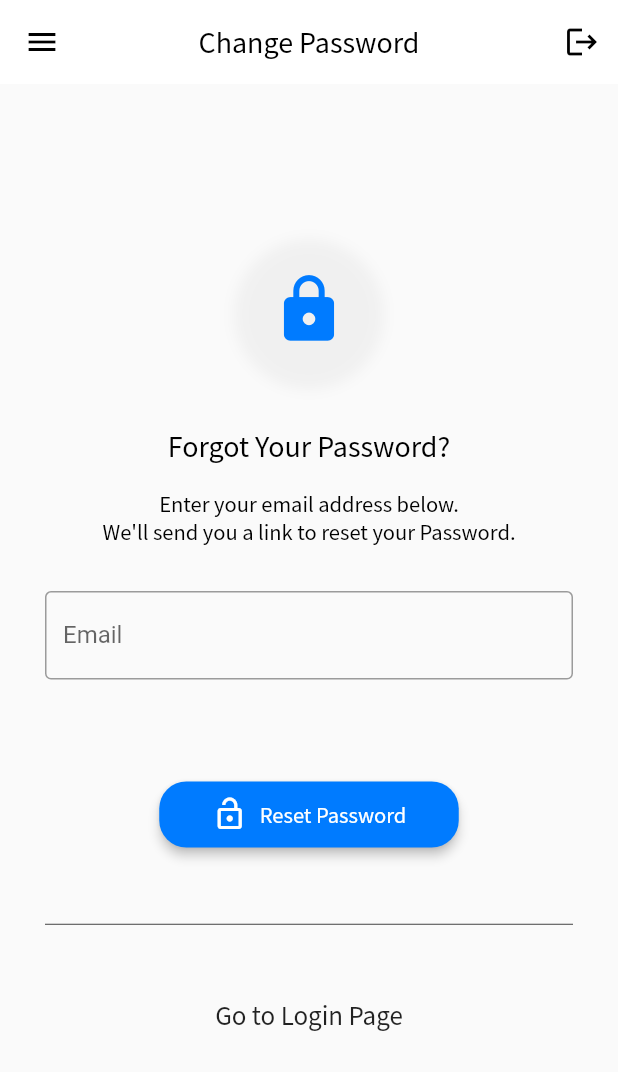
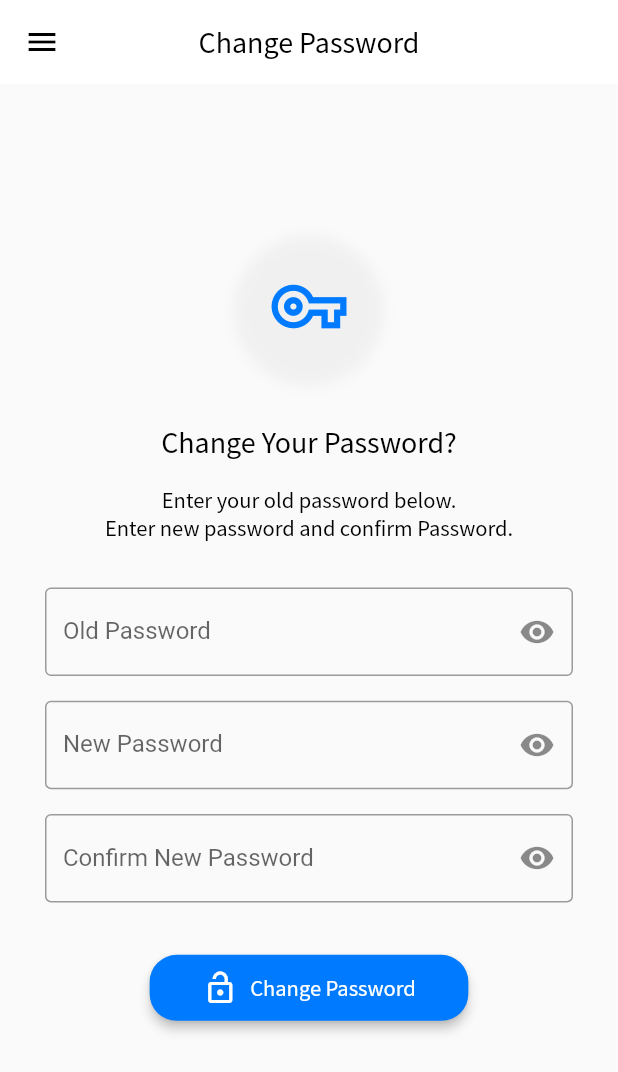
Before and after one commit to faseeh1999/FindMySchool, a Flutter app: the ChangePassword screen opened directly, on a phone screen of 412 x 824 dp. Shown: the top 1072 px of the screen. Run offline on Flutter 3.47's test engine with Material 2 defaults, Android fonts, the phone set to English and light mode, and no system bars; our stand-ins replace animated_text_kit, bottom_navy_bar, cloud_firestore, firebase_auth, firebase_core, form_validator and 6 more; accounts and stored records are empty.

Commit message:
Completed Change Password UI
Added Toggle Password Functionality in all of the application.

```diff
--- a/lib/main.dart
+++ b/lib/main.dart
@@ -1,4 +1,7 @@
+import 'package:FindMySchool/screens/changePassword.dart';
+import 'package:FindMySchool/screens/login.dart';
 import 'package:FindMySchool/screens/settings.dart';
+import 'package:FindMySchool/screens/signup.dart';
 import 'package:FindMySchool/screens/splash.dart';
 import 'package:FindMySchool/screens/welcome.dart';
 import 'package:firebase_core/firebase_core.dart';
@@ -19,7 +22,7 @@ class MyApp extends StatelessWidget {
     });
     return MaterialApp(
       debugShowCheckedModeBanner: false,
-      home: Splash(),
+      home: ChangePassword(),
 
     );
   }
--- a/lib/screens/changePassword.dart
+++ b/lib/screens/changePassword.dart
@@ -5,6 +5,7 @@ import 'package:flutter/material.dart';
 import 'package:form_validator/form_validator.dart';
 import 'package:page_transition/page_transition.dart';
 import 'package:firebase_auth/firebase_auth.dart';
+
 import 'package:shared_preferences/shared_preferences.dart';
 
 class ChangePassword extends StatefulWidget {
@@ -16,9 +17,42 @@ class ChangePassword extends StatefulWidget {
 class _ChangePasswordState extends State<ChangePassword> {
   GlobalKey<FormState> _form = GlobalKey<FormState>();
 
-  final TextEditingController _email = TextEditingController();
+  final TextEditingController _oldPassword = TextEditingController();
+  final TextEditingController _newPassword = TextEditingController();
+  final TextEditingController _confirmNewPassword = TextEditingController();
+
+
+
+
+
   bool _validate() {
     return _form.currentState.validate();
+  }
+
+  bool _obscureOldPass = true;
+
+  void _toggleOldPass() {
+    setState(() {
+      _obscureOldPass = !_obscureOldPass;
+    });
+  }
+
+
+
+  bool _obscureNewPass = true;
+
+  void _toggleNewPass() {
+    setState(() {
+      _obscureNewPass = !_obscureNewPass;
+    });
+  }
+
+  bool _obscureConfirmPass = true;
+
+  void _toggleConfirmPass() {
+    setState(() {
+      _obscureConfirmPass = !_obscureConfirmPass;
+    });
   }
 
 
@@ -26,12 +60,12 @@ class _ChangePasswordState extends State<ChangePassword> {
 
 
 
-  final validateEmail = ValidationBuilder()
-      .required("This Field is Required")
-      .email()
-      .maxLength(50)
-      .build();
+  final validateOldPass = ValidationBuilder().required().minLength(6).maxLength(20).build();
 
+  final validateNewPass = ValidationBuilder().required().minLength(6).maxLength(20).build();
+
+
+  //= ValidationBuilder().test(_newPassword.text);
 
 
   // Password Reset Function
@@ -63,60 +97,7 @@ class _ChangePasswordState extends State<ChangePassword> {
     Size size = MediaQuery.of(context).size;
     return Scaffold(
       appBar: AppBar(
-        actions: [
-          IconButton(
-            icon: Icon(
-              Icons.logout,
-              color: Colors.black,
-            ),
-            onPressed: () {
-              Widget LogoutButton = FlatButton(
-                child: Text("Logout"),
-                onPressed: () async {
-                  final SharedPreferences sharedPreferences =
-                  await SharedPreferences.getInstance();
-                  sharedPreferences.remove('email');
-                  sharedPreferences.remove('token');
 
-                  try {
-                    await FirebaseAuth.instance.signOut();
-                  } catch (e) {
-                    print(e);
-                  }
-                  Navigator.pushAndRemoveUntil(
-                      context,
-                      PageTransition(
-                          type: PageTransitionType.fade,
-                          duration: Duration(milliseconds: 300),
-                          child: LoginScreen()),
-                          (route) => false);
-                },
-              );
-
-              Widget CancelButton = FlatButton(
-                child: Text("No"),
-                onPressed: () => Navigator.of(context).pop(),
-              );
-
-              // set up the AlertDialog
-              AlertDialog alert = AlertDialog(
-                title: Text("Confirm Logout"),
-                content: Text("Are you sure you want to Logout?"),
-                actions: [
-                  CancelButton,
-                  LogoutButton,
-                ],
-              );
-              // show the dialog
-              showDialog(
-                context: context,
-                builder: (BuildContext context) {
-                  return alert;
-                },
-              );
-            },
-          )
-        ],
         leading: Icon(
           Icons.menu_sharp,
           color: Colors.black,
@@ -154,7 +135,7 @@ class _ChangePasswordState extends State<ChangePassword> {
                   shape: BoxShape.circle,
                 ),
                 child: Icon(
-                  Icons.lock,
+                  Icons.vpn_key_outlined,
                   color: iconColor,
                   size: 50.0,
                 ),
@@ -163,19 +144,19 @@ class _ChangePasswordState extends State<ChangePassword> {
                 height: size.height * 0.04,
               ),
               Text(
-                "Forgot Your Password?",
+                "Change Your Password?",
                 style: TextStyle(fontFamily: 'ss', fontSize: 20,color: Colors.black),
               ),
               SizedBox(
                 height: size.height * 0.02,
               ),
               Text(
-                "Enter your email address below.",
+                "Enter your old password below.",
                 style: TextStyle(fontFamily: 'ss', fontSize: 15,color: Colors.black),
               ),
               //We'll send you a link to reset your Password.
               Text(
-                "We'll send you a link to reset your Password.",
+                "Enter new password and confirm Password.",
                 style: TextStyle(fontFamily: 'ss', fontSize: 15,color: Colors.black),
               ),
 
@@ -187,13 +168,46 @@ class _ChangePasswordState extends State<ChangePassword> {
                   child: Column(
                     children: [
                       TextFormField(
-                        controller: _email,
+
+                        controller: _oldPassword,
                         autovalidateMode: AutovalidateMode.onUserInteraction,
-                        validator: validateEmail,
+                        validator: validateOldPass,
+                        obscureText: _obscureOldPass,
                         decoration: InputDecoration(
-                            labelText: "Email", border: OutlineInputBorder()),
+                            labelText: "Old Password",
+                            suffixIcon: IconButton(icon: Icon(Icons.remove_red_eye),onPressed: _toggleOldPass,),
+                            border: OutlineInputBorder()),
                       ),
-                      SizedBox(height: size.height * 0.04),
+                      SizedBox(height: size.height * 0.02),
+                      TextFormField(
+                        controller: _newPassword,
+                        autovalidateMode: AutovalidateMode.onUserInteraction,
+                        validator: validateNewPass,
+                        obscureText: _obscureNewPass,
+                        decoration: InputDecoration(
+                            labelText: "New Password",
+                            suffixIcon: IconButton(icon: Icon(Icons.remove_red_eye),onPressed: _toggleNewPass,),
+                            border: OutlineInputBorder()),
+                      ),
+                      SizedBox(height: size.height * 0.02),
+                      TextFormField(
+                        controller: _confirmNewPassword,
+                        autovalidateMode: AutovalidateMode.onUserInteraction,
+                        validator: (String val){
+                          if (val.isEmpty){
+                            return "This field is required.";
+                          }else if( val !=_newPassword.text){
+                            return "Password doesn't match";
+                          }
+                          return null;
+                        },
+                        obscureText: _obscureConfirmPass,
+                        decoration: InputDecoration(
+                            labelText: "Confirm New Password",
+                            suffixIcon: IconButton(icon: Icon(Icons.remove_red_eye),onPressed: _toggleConfirmPass,),
+
+                            border: OutlineInputBorder()),
+                      ),
 
                       SizedBox(height: size.height * 0.04),
                       RaisedButton.icon(
@@ -202,27 +216,27 @@ class _ChangePasswordState extends State<ChangePassword> {
 
                           if (_validate() == true) {
 
-                            SendresetPasswordEmail(_email.text);
+                            SendresetPasswordEmail(_oldPassword.text);
 
                             Widget okButton = FlatButton(
                               child: Text("OK"),
                               onPressed: () {
-                                Navigator.pushAndRemoveUntil(context,
-
-                                    PageTransition(
-                                        type: PageTransitionType.fade,
-                                        duration: Duration(milliseconds: 500),
-                                        child: LoginScreen())
-
-
-                                    , (route) => false);
+                                // Navigator.pushAndRemoveUntil(context,
+                                //
+                                //     PageTransition(
+                                //         type: PageTransitionType.fade,
+                                //         duration: Duration(milliseconds: 500),
+                                //         child: LoginScreen())
+                                //
+                                //
+                                //     , (route) => false);
                               },
                             );
 
                             // set up the AlertDialog
                             AlertDialog alert = AlertDialog(
-                              title: Text("Link Sent"),
-                              content: Text("A Password reset link has been sent to your email."),
+                              title: Text("Confirm"),
+                              content: Text("Are you sure you want to change password?"),
                               actions: [
                                 okButton,
                               ],
@@ -241,7 +255,7 @@ class _ChangePasswordState extends State<ChangePassword> {
                             borderRadius:
                             BorderRadius.all(Radius.circular(18.0))),
                         label: Text(
-                          'Reset Password',
+                          'Change Password',
                           style: ButtonTextStyle,
                         ),
                         icon: Icon(
@@ -255,29 +269,6 @@ class _ChangePasswordState extends State<ChangePassword> {
                       ),
                       SizedBox(height: size.height * 0.01),
 
-                      SizedBox(height: size.height * 0.01),
-
-                      SizedBox(height: size.height * 0.03),
-                      Divider(
-                        color: Colors.grey[800],
-                      ),
-                      SizedBox(height: size.height * 0.05),
-                      GestureDetector(
-                          onTap: () {
-                            Navigator.pushAndRemoveUntil(
-                                context,
-                                PageTransition(
-                                    type: PageTransitionType.fade,
-                                    duration: Duration(milliseconds: 500),
-                                    child: LoginScreen()),(route) => false);
-                          },
-                          child: Text(
-                            "Go to Login Page",
-                            style: TextStyle(
-                              fontSize: 18,
-                              fontFamily: 'ss',
-                            ),
-                          )),
                     ],
                   ),
                 ),
```
Also changed, not shown: lib/screens/login.dart (+19 -3 lines), lib/screens/settings.dart (+19 -9 lines), lib/screens/signup.dart (+41 -5 lines).
